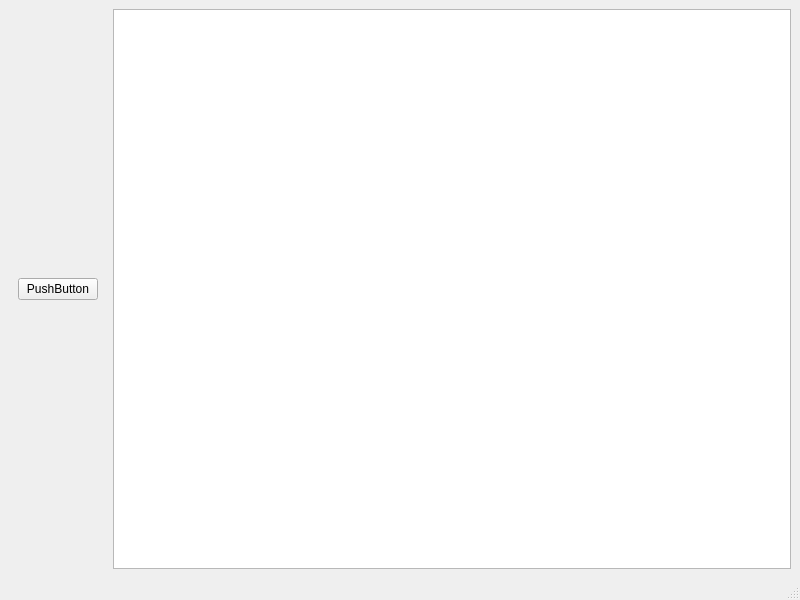
The window that source/mainwindow.ui (baseoleph/times_table) describes before a commit, drawn with Qt 5.
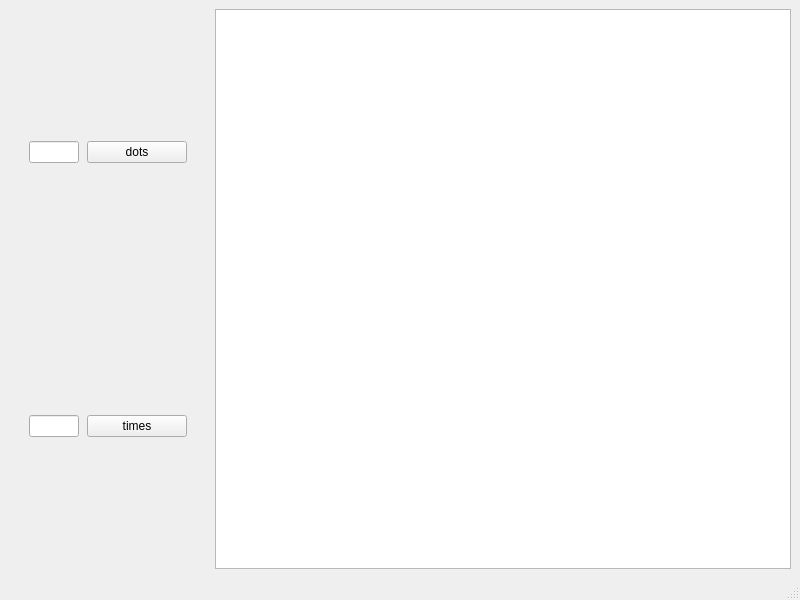
The same window after the commit.

```diff
--- a/source/mainwindow.ui
+++ b/source/mainwindow.ui
@@ -16,13 +16,82 @@
   <widget class="QWidget" name="centralwidget">
    <layout class="QHBoxLayout" name="horizontalLayout">
     <item>
-     <widget class="QWidget" name="widget" native="true">
-      <layout class="QHBoxLayout" name="horizontalLayout_2">
+     <widget class="QWidget" name="widget_3" native="true">
+      <property name="maximumSize">
+       <size>
+        <width>200</width>
+        <height>16777215</height>
+       </size>
+      </property>
+      <layout class="QVBoxLayout" name="verticalLayout">
        <item>
-        <widget class="QPushButton" name="pushButton">
-         <property name="text">
-          <string>PushButton</string>
+        <widget class="QWidget" name="widget" native="true">
+         <property name="maximumSize">
+          <size>
+           <width>200</width>
+           <height>16777215</height>
+          </size>
          </property>
+         <layout class="QHBoxLayout" name="horizontalLayout_2">
+          <item>
+           <widget class="QLineEdit" name="lineEditd_dots">
+            <property name="maximumSize">
+             <size>
+              <width>50</width>
+              <height>16777215</height>
+             </size>
+            </property>
+           </widget>
+          </item>
+          <item>
+           <widget class="QPushButton" name="pushButton_dots">
+            <property name="maximumSize">
+             <size>
+              <width>100</width>
+              <height>16777215</height>
+             </size>
+            </property>
+            <property name="text">
+             <string>dots</string>
+            </property>
+           </widget>
+          </item>
+         </layout>
+        </widget>
+       </item>
+       <item>
+        <widget class="QWidget" name="widget_2" native="true">
+         <property name="maximumSize">
+          <size>
+           <width>200</width>
+           <height>16777215</height>
+          </size>
+         </property>
+         <layout class="QHBoxLayout" name="horizontalLayout_3">
+          <item>
+           <widget class="QLineEdit" name="lineEditd_times">
+            <property name="maximumSize">
+             <size>
+              <width>50</width>
+              <height>16777215</height>
+             </size>
+            </property>
+           </widget>
+          </item>
+          <item>
+           <widget class="QPushButton" name="pushButton_times">
+            <property name="maximumSize">
+             <size>
+              <width>100</width>
+              <height>16777215</height>
+             </size>
+            </property>
+            <property name="text">
+             <string>times</string>
+            </property>
+           </widget>
+          </item>
+         </layout>
         </widget>
        </item>
       </layout>
```
Left out of the diff: 2 changed lines with no effect on the pictures.
